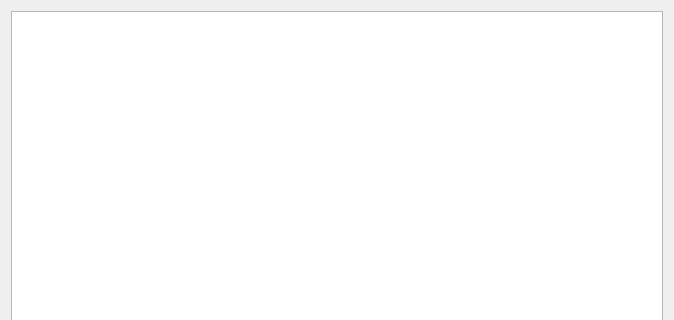
jjzhang166/DvrUI, file videowidget.ui: the form before one commit; both pictures show x 0 to 674 and y 0 to 320 of the 674 by 550 pixel window.
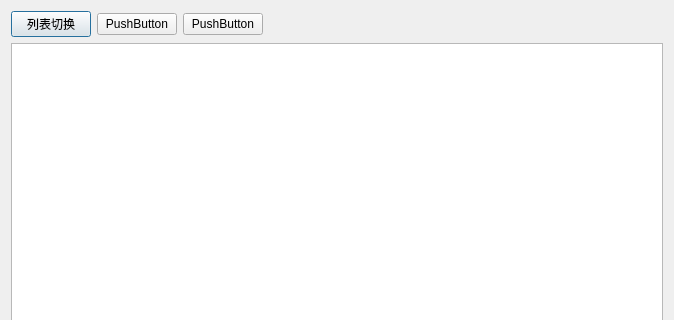
The form after the commit.

Patch:
```diff
--- a/videowidget.ui
+++ b/videowidget.ui
@@ -13,8 +13,46 @@
   <property name="windowTitle">
    <string>Dialog</string>
   </property>
-  <layout class="QGridLayout" name="gridLayout">
+  <layout class="QGridLayout" name="gridLayout_2">
    <item row="0" column="0">
+    <layout class="QGridLayout" name="gridLayout">
+     <item row="0" column="0">
+      <widget class="QPushButton" name="change_viewmode">
+       <property name="text">
+        <string>列表切换</string>
+       </property>
+      </widget>
+     </item>
+     <item row="0" column="1">
+      <widget class="QPushButton" name="pushButton_2">
+       <property name="text">
+        <string>PushButton</string>
+       </property>
+      </widget>
+     </item>
+     <item row="0" column="2">
+      <widget class="QPushButton" name="pushButton_3">
+       <property name="text">
+        <string>PushButton</string>
+       </property>
+      </widget>
+     </item>
+     <item row="0" column="3">
+      <spacer name="horizontalSpacer">
+       <property name="orientation">
+        <enum>Qt::Horizontal</enum>
+       </property>
+       <property name="sizeHint" stdset="0">
+        <size>
+         <width>318</width>
+         <height>20</height>
+        </size>
+       </property>
+      </spacer>
+     </item>
+    </layout>
+   </item>
+   <item row="1" column="0">
     <widget class="QListWidget" name="listWidget_file"/>
    </item>
   </layout>
```
